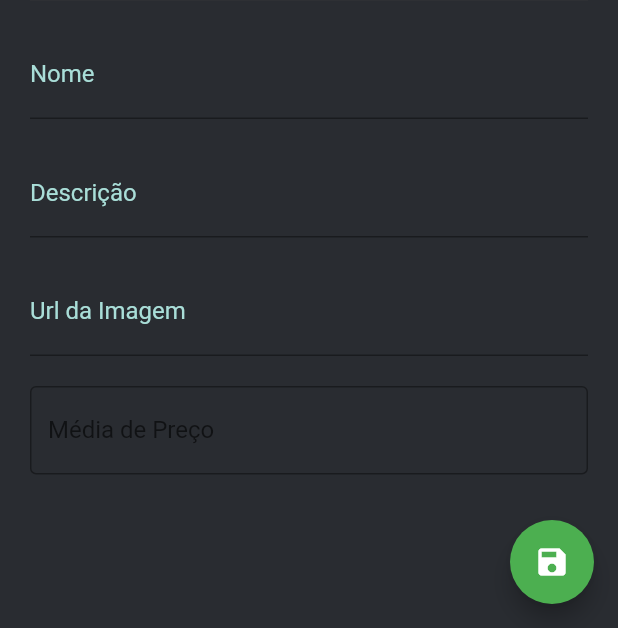
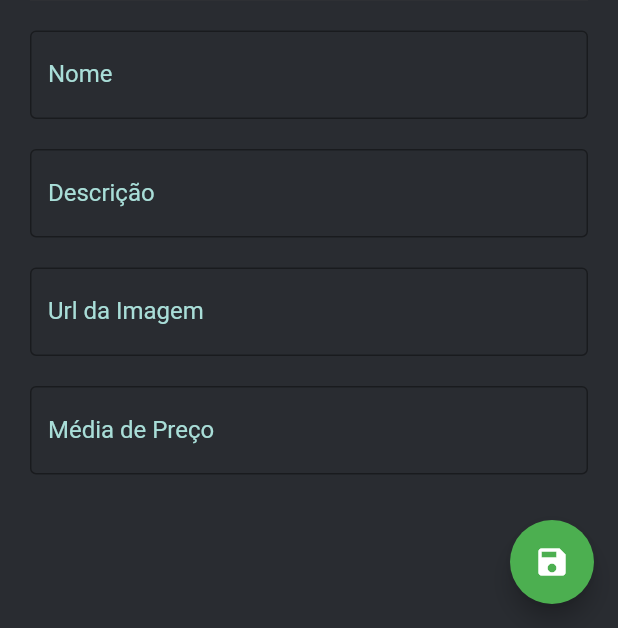
Before and after one commit to fpjunior/crud_flutter_fernando, a Flutter app: the EditarProduto screen opened directly with empty values, after a tap on the "edit" icon, on a phone screen of 412 x 824 dp, the part 608-1236 px from its top. Run offline on Flutter 3.47's test engine with Material 2 defaults, Android fonts, the phone set to English and light mode, and no system bars; drawn by our look-alikes of carousel_pro; our stand-ins replace cloud_firestore, firebase_core, fluttertoast; accounts and stored records are empty; network calls fail.

Commit message:
alterando textField para textFormField

```diff
--- a/lib/core/colors.dart
+++ b/lib/core/colors.dart
@@ -1,12 +1,10 @@
 import 'package:flutter/material.dart';
 
 class AppColors {
-  static const primaryColor = Color(0xFFF2F3F8);
-  static const secondColor = Color(0xFFFFFFFF);
-  static const accentColor = Color(0xFF030303);
-  static const primaryTextColor = Color(0xFF161618);
-  static const secondTextColor = Color(0xFFC0C1C3);
-  static const accentTextColor = Color(0xFFFFFFFF);
-
-  static const kBackgroundColor = Color.fromRGBO(56, 75, 49, 1.0);
+  static const kLabelTextField = Color(0xffA9DED8);
+  static const kSuffixTextField = Colors.green;
+  static const kBackgroundColor = Color(0xff161616);
+  static const kColorCard = Color(0xff222327);
+  static const kColorSubtitle = Color(0xffA9DED8);
+  static const kColotBtnAdd = Color(0xff059cee);
 }
--- a/lib/pages/cadastrar_produtos.dart
+++ b/lib/pages/cadastrar_produtos.dart
@@ -195,8 +195,6 @@ class CadastrarProdutosState extends State<CadastrarProdutos>
       child: TextField(
         controller: field,
         style: TextStyle(color: Colors.white.withOpacity(.9)),
-        // obscureText: isPassword,
-        // keyboardType: isEmail ? TextInputType.emailAddress : TextInputType.text,
         decoration: InputDecoration(
           prefix: Text('     '),
           border: InputBorder.none,
--- a/lib/view.dart
+++ b/lib/view.dart
@@ -1,12 +1,11 @@
-import 'package:cached_network_image/cached_network_image.dart';
 import 'package:carousel_pro/carousel_pro.dart';
-import 'package:cloud_firestore/cloud_firestore.dart';
 import 'package:flutter/cupertino.dart';
 import 'package:flutter/gestures.dart';
 import 'package:flutter/material.dart';
 import 'package:fluttertoast/fluttertoast.dart';
 import 'package:url_launcher/url_launcher.dart';
 
+import 'core/colors.dart';
 import 'database.dart';
 
 class EditarProduto extends StatefulWidget {
@@ -118,6 +117,7 @@ class _EditarProdutoState extends State<EditarProduto> {
                         style: TextStyle(color: Colors.white),
                         controller: nameController,
                         decoration: InputDecoration(
+                            border: OutlineInputBorder(),
                             labelText: "Nome",
                             labelStyle: TextStyle(
                               color: Color(0xffA9DED8),
@@ -134,14 +134,15 @@ class _EditarProdutoState extends State<EditarProduto> {
                   height: 20,
                 ),
                 isEditar == false
-                    ? TextField(
+                    ? TextFormField(
                         maxLines:
-                            descriptionController.text.length < 44 ? null : 8,
+                            descriptionController.text.length < 44 ? null : 5,
                         textCapitalization: TextCapitalization.sentences,
                         readOnly: isEditar,
                         style: TextStyle(color: Colors.white),
                         controller: descriptionController,
                         decoration: InputDecoration(
+                            border: OutlineInputBorder(),
                             labelText: "Descrição",
                             labelStyle: TextStyle(
                               color: Color(0xffA9DED8),
@@ -155,16 +156,17 @@ class _EditarProdutoState extends State<EditarProduto> {
                   height: 20,
                 ),
                 isEditar == false
-                    ? TextField(
+                    ? TextFormField(
                         readOnly: isEditar,
                         style: TextStyle(color: Colors.white),
                         controller: urlImageController,
-                        decoration: InputDecoration(
-                            labelText: "Url da Imagem",
-                            labelStyle: TextStyle(
-                              color: Color(0xffA9DED8),
-                            )),
-                      )
+                        decoration: const InputDecoration(
+                          border: OutlineInputBorder(),
+                          labelText: "Url da Imagem",
+                          labelStyle: TextStyle(
+                            color: Color(0xffA9DED8),
+                          ),
+                        ))
                     : Container(
                         alignment: Alignment.topLeft,
                         child: RichText(
@@ -196,16 +198,16 @@ class _EditarProdutoState extends State<EditarProduto> {
                         readOnly: isEditar,
                         controller: precoController,
                         decoration: const InputDecoration(
-                            // labelText: "Média de Preço",
-                            // labelStyle: TextStyle(
-                            //   color: Color(0xffA9DED8),
-                            // )
+                            labelStyle: TextStyle(
+                              color: AppColors.kLabelTextField,
+                            ),
                             border: OutlineInputBorder(),
                             labelText: "Média de Preço",
                             prefixText: "R\$",
                             prefixStyle: TextStyle(color: Colors.white),
                             suffixText: "Reais",
-                            suffixStyle: TextStyle(color: Colors.green)),
+                            suffixStyle:
+                                TextStyle(color: AppColors.kSuffixTextField)),
                       )
                     : Container(
                         alignment: Alignment.bottomLeft,
@@ -232,7 +234,7 @@ class _EditarProdutoState extends State<EditarProduto> {
                           style: TextStyle(color: Colors.black),
                         ),
                         actions: <Widget>[
-                          FlatButton(
+                          TextButton(
                             child: Text("Sim",
                                 style: TextStyle(color: Colors.black)),
                             onPressed: () => {
@@ -249,7 +251,7 @@ class _EditarProdutoState extends State<EditarProduto> {
                               ),
                             },
                           ),
-                          FlatButton(
+                          TextButton(
                             child: Text("Não",
                                 style: TextStyle(color: Colors.black)),
                             onPressed: () => Navigator.pop(context),
--- a/pubspec.yaml
+++ b/pubspec.yaml
@@ -20,6 +20,7 @@ dependencies:
   url_launcher:
   cached_network_image: ^3.2.0
   carousel_pro:
+  progress_state_button:
 
 dev_dependencies:
   flutter_test:
```
Also changed, not shown: lib/main.dart (+10 -71 lines), pubspec.lock.
